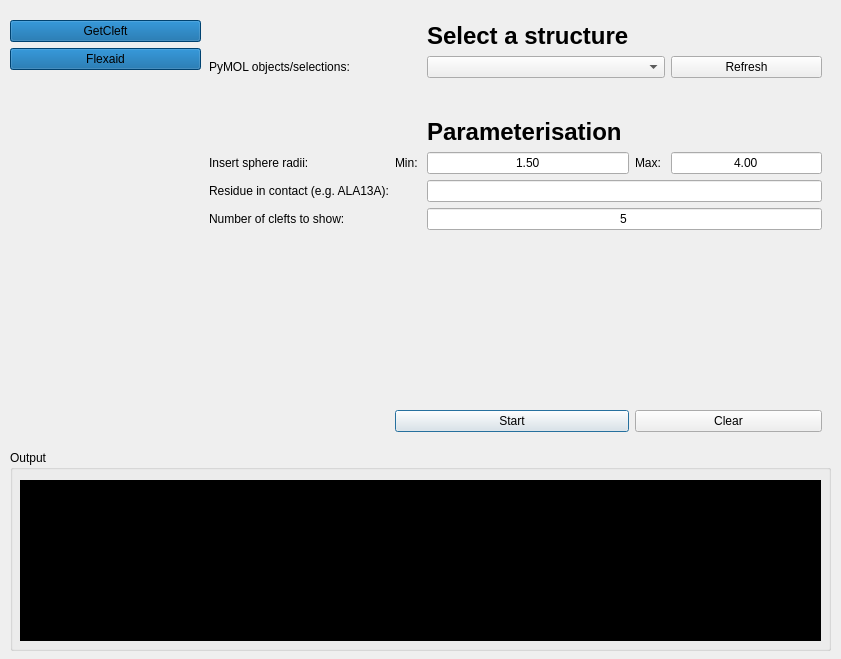
Qt form demowidget2.ui (ThomasDesc/NRG_plugin) before a commit.
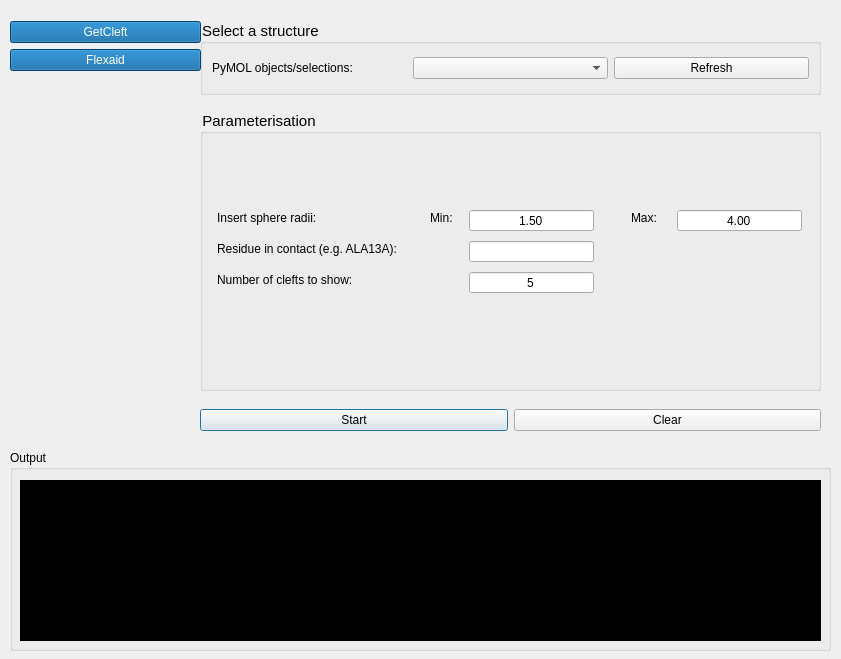
The same form after that commit. The open tabs and pages were chosen to show the change.

Diff of the .ui file:
```diff
--- a/demowidget2.ui
+++ b/demowidget2.ui
@@ -31,9 +31,11 @@
 }
 QPushButton{
 	background-color: rgb(0,92,157);
+	color:rgb(255, 255, 255)
 }
 QPushButton:checked{
-	background-color: rgb(256,0,157);
+	background-color: rgb(0,0,0);
+	color:rgb(255, 255, 255)
 }</string>
    </property>
    <layout class="QVBoxLayout" name="verticalLayout_2">
@@ -48,7 +50,7 @@
       <property name="sizeHint" stdset="0">
        <size>
         <width>20</width>
-        <height>20</height>
+        <height>21</height>
        </size>
       </property>
      </spacer>
@@ -140,40 +142,124 @@
     <number>0</number>
    </property>
    <widget class="QWidget" name="page_3">
-    <layout class="QGridLayout" name="gridLayout_3">
-     <item row="6" column="0">
-      <widget class="QLabel" name="label_26">
+    <widget class="QGroupBox" name="groupBox_2">
+     <property name="geometry">
+      <rect>
+       <x>0</x>
+       <y>20</y>
+       <width>621</width>
+       <height>75</height>
+      </rect>
+     </property>
+     <property name="styleSheet">
+      <string notr="true">QGroupBox{
+font-size:15px;
+}</string>
+     </property>
+     <property name="title">
+      <string>Select a structure</string>
+     </property>
+     <layout class="QGridLayout" name="gridLayout">
+      <item row="0" column="2">
+       <widget class="QPushButton" name="cleft_button_refresh">
        <property name="text">
-        <string>&lt;html&gt;&lt;head/&gt;&lt;body&gt;&lt;p&gt;Residue in contact (e.g. ALA13A):&lt;/p&gt;&lt;/body&gt;&lt;/html&gt;</string>
+         <string>Refresh</string>
        </property>
       </widget>
      </item>
-     <item row="5" column="0">
+      <item row="0" column="0">
+       <widget class="QLabel" name="label_27">
+        <property name="text">
+         <string>&lt;html&gt;&lt;head/&gt;&lt;body&gt;&lt;p&gt;PyMOL objects/selections: &lt;/p&gt;&lt;/body&gt;&lt;/html&gt;</string>
+        </property>
+       </widget>
+      </item>
+      <item row="0" column="1">
+       <widget class="QComboBox" name="cleft_select_object"/>
+      </item>
+     </layout>
+    </widget>
+    <widget class="QGroupBox" name="groupBox_3">
+     <property name="geometry">
+      <rect>
+       <x>0</x>
+       <y>110</y>
+       <width>621</width>
+       <height>281</height>
+      </rect>
+     </property>
+     <property name="styleSheet">
+      <string notr="true">QGroupBox{
+font-size:15px;
+}</string>
+     </property>
+     <property name="title">
+      <string>Parameterisation</string>
+     </property>
+     <widget class="QLabel" name="label_24">
+      <property name="geometry">
+       <rect>
+        <x>17</x>
+        <y>162</y>
+        <width>155</width>
+        <height>16</height>
+       </rect>
+      </property>
+      <property name="text">
+       <string>&lt;html&gt;&lt;head/&gt;&lt;body&gt;&lt;p&gt;Number of clefts to show:&lt;/p&gt;&lt;/body&gt;&lt;/html&gt;</string>
+      </property>
+     </widget>
+     <widget class="QLineEdit" name="input_max_cleft_show">
+      <property name="geometry">
+       <rect>
+        <x>269</x>
+        <y>162</y>
+        <width>125</width>
+        <height>21</height>
+       </rect>
+      </property>
+      <property name="text">
+       <string>5</string>
+      </property>
+      <property name="alignment">
+       <set>Qt::AlignCenter</set>
+      </property>
+     </widget>
+     <widget class="QLabel" name="label_29">
+      <property name="geometry">
+       <rect>
+        <x>431</x>
+        <y>100</y>
+        <width>32</width>
+        <height>16</height>
+       </rect>
+      </property>
+      <property name="text">
+       <string>&lt;html&gt;&lt;head/&gt;&lt;body&gt;&lt;p&gt;Max: &lt;/p&gt;&lt;/body&gt;&lt;/html&gt;</string>
+      </property>
+     </widget>
       <widget class="QLabel" name="label_25">
+      <property name="geometry">
+       <rect>
+        <x>17</x>
+        <y>100</y>
+        <width>112</width>
+        <height>16</height>
+       </rect>
+      </property>
        <property name="text">
         <string>&lt;html&gt;&lt;head/&gt;&lt;body&gt;&lt;p&gt;Insert sphere radii:&lt;/p&gt;&lt;/body&gt;&lt;/html&gt;</string>
        </property>
       </widget>
-     </item>
-     <item row="9" column="1" colspan="2">
-      <widget class="QPushButton" name="button_start">
-       <property name="text">
-        <string>Start</string>
-       </property>
-       <property name="default">
-        <bool>true</bool>
-       </property>
-      </widget>
-     </item>
-     <item row="4" column="2">
-      <widget class="QLabel" name="label_30">
-       <property name="text">
-        <string>&lt;html&gt;&lt;head/&gt;&lt;body&gt;&lt;p&gt;&lt;span style=&quot; font-size:18pt; font-weight:700;&quot;&gt;Parameterisation&lt;/span&gt;&lt;/p&gt;&lt;/body&gt;&lt;/html&gt;</string>
-       </property>
-      </widget>
-     </item>
-     <item row="5" column="2">
       <widget class="QLineEdit" name="input_min_radii">
+      <property name="geometry">
+       <rect>
+        <x>269</x>
+        <y>100</y>
+        <width>125</width>
+        <height>21</height>
+       </rect>
+      </property>
        <property name="text">
         <string>1.50</string>
        </property>
@@ -181,87 +267,54 @@
         <set>Qt::AlignCenter</set>
        </property>
       </widget>
-     </item>
-     <item row="8" column="2">
-      <spacer name="verticalSpacer_7">
-       <property name="orientation">
-        <enum>Qt::Vertical</enum>
-       </property>
-       <property name="sizeHint" stdset="0">
-        <size>
-         <width>20</width>
-         <height>181</height>
-        </size>
-       </property>
-      </spacer>
-     </item>
-     <item row="1" column="2">
-      <widget class="QLabel" name="label_10">
+     <widget class="QLabel" name="label_26">
+      <property name="geometry">
+       <rect>
+        <x>17</x>
+        <y>131</y>
+        <width>199</width>
+        <height>16</height>
+       </rect>
+      </property>
        <property name="text">
-        <string>&lt;html&gt;&lt;head/&gt;&lt;body&gt;&lt;p&gt;&lt;span style=&quot; font-size:18pt; font-weight:700;&quot;&gt;Select a structure&lt;/span&gt;&lt;/p&gt;&lt;/body&gt;&lt;/html&gt;</string>
-       </property>
-      </widget>
-     </item>
-     <item row="7" column="0">
-      <widget class="QLabel" name="label_24">
-       <property name="text">
-        <string>&lt;html&gt;&lt;head/&gt;&lt;body&gt;&lt;p&gt;Number of clefts to show:&lt;/p&gt;&lt;/body&gt;&lt;/html&gt;</string>
-       </property>
-      </widget>
-     </item>
-     <item row="0" column="2">
-      <spacer name="verticalSpacer_8">
-       <property name="orientation">
-        <enum>Qt::Vertical</enum>
-       </property>
-       <property name="sizeHint" stdset="0">
-        <size>
-         <width>20</width>
-         <height>20</height>
-        </size>
-       </property>
-      </spacer>
-     </item>
-     <item row="9" column="3" colspan="2">
-      <widget class="QPushButton" name="button_clear">
-       <property name="text">
-        <string>Clear</string>
-       </property>
-      </widget>
-     </item>
-     <item row="6" column="2" colspan="3">
+       <string>&lt;html&gt;&lt;head/&gt;&lt;body&gt;&lt;p&gt;Residue in contact (e.g. ALA13A):&lt;/p&gt;&lt;/body&gt;&lt;/html&gt;</string>
+      </property>
+     </widget>
       <widget class="QLineEdit" name="input_residue_in_contact">
+      <property name="geometry">
+       <rect>
+        <x>269</x>
+        <y>131</y>
+        <width>125</width>
+        <height>21</height>
+       </rect>
+      </property>
        <property name="alignment">
         <set>Qt::AlignCenter</set>
        </property>
       </widget>
-     </item>
-     <item row="2" column="2" colspan="2">
-      <widget class="QComboBox" name="cleft_select_object"/>
-     </item>
-     <item row="5" column="3">
-      <widget class="QLabel" name="label_29">
-       <property name="text">
-        <string>&lt;html&gt;&lt;head/&gt;&lt;body&gt;&lt;p&gt;Max: &lt;/p&gt;&lt;/body&gt;&lt;/html&gt;</string>
-       </property>
-      </widget>
-     </item>
-     <item row="5" column="1">
       <widget class="QLabel" name="label_28">
+      <property name="geometry">
+       <rect>
+        <x>230</x>
+        <y>100</y>
+        <width>29</width>
+        <height>16</height>
+       </rect>
+      </property>
        <property name="text">
         <string>&lt;html&gt;&lt;head/&gt;&lt;body&gt;&lt;p&gt;Min: &lt;/p&gt;&lt;/body&gt;&lt;/html&gt;</string>
        </property>
       </widget>
-     </item>
-     <item row="2" column="0">
-      <widget class="QLabel" name="label_27">
-       <property name="text">
-        <string>&lt;html&gt;&lt;head/&gt;&lt;body&gt;&lt;p&gt;PyMOL objects/selections: &lt;/p&gt;&lt;/body&gt;&lt;/html&gt;</string>
-       </property>
-      </widget>
-     </item>
-     <item row="5" column="4">
       <widget class="QLineEdit" name="input_max_radii">
+      <property name="geometry">
+       <rect>
+        <x>477</x>
+        <y>100</y>
+        <width>125</width>
+        <height>21</height>
+       </rect>
+      </property>
        <property name="text">
         <string>4.00</string>
        </property>
@@ -269,57 +322,36 @@
         <set>Qt::AlignCenter</set>
        </property>
       </widget>
-     </item>
-     <item row="2" column="4">
-      <widget class="QPushButton" name="cleft_button_refresh">
-       <property name="text">
-        <string>Refresh</string>
-       </property>
-      </widget>
-     </item>
-     <item row="7" column="2" colspan="3">
-      <widget class="QLineEdit" name="input_max_cleft_show">
+    </widget>
+    <widget class="QWidget" name="horizontalLayoutWidget">
+     <property name="geometry">
+      <rect>
+       <x>0</x>
+       <y>400</y>
+       <width>621</width>
+       <height>41</height>
+      </rect>
+     </property>
+     <layout class="QHBoxLayout" name="horizontalLayout">
+      <item>
+       <widget class="QPushButton" name="button_start">
        <property name="text">
-        <string>5</string>
-       </property>
-       <property name="alignment">
-        <set>Qt::AlignCenter</set>
+         <string>Start</string>
+        </property>
+        <property name="default">
+         <bool>true</bool>
        </property>
       </widget>
      </item>
-     <item row="3" column="2">
-      <spacer name="verticalSpacer_9">
-       <property name="orientation">
-        <enum>Qt::Vertical</enum>
-       </property>
-       <property name="sizeHint" stdset="0">
-        <size>
-         <width>20</width>
-         <height>40</height>
-        </size>
-       </property>
-      </spacer>
-     </item>
-    </layout>
-    <zorder>cleft_button_refresh</zorder>
-    <zorder>label_24</zorder>
-    <zorder>input_min_radii</zorder>
-    <zorder>input_max_cleft_show</zorder>
-    <zorder>input_max_radii</zorder>
-    <zorder>cleft_select_object</zorder>
-    <zorder>label_25</zorder>
-    <zorder>button_start</zorder>
-    <zorder>label_26</zorder>
-    <zorder>label_27</zorder>
-    <zorder>label_28</zorder>
-    <zorder>label_29</zorder>
-    <zorder>input_residue_in_contact</zorder>
-    <zorder>button_clear</zorder>
-    <zorder>label_10</zorder>
-    <zorder>verticalSpacer_8</zorder>
-    <zorder>label_30</zorder>
-    <zorder>verticalSpacer_7</zorder>
-    <zorder>verticalSpacer_9</zorder>
+      <item>
+       <widget class="QPushButton" name="button_clear">
+        <property name="text">
+         <string>Clear</string>
+        </property>
+       </widget>
+      </item>
+     </layout>
+    </widget>
    </widget>
    <widget class="QWidget" name="page_4">
     <widget class="QTabWidget" name="tabWidget_3">
```
Left out of the diff: 221 changed lines with no effect on the pictures. Lines whose indentation alone changed are shown as unchanged.
